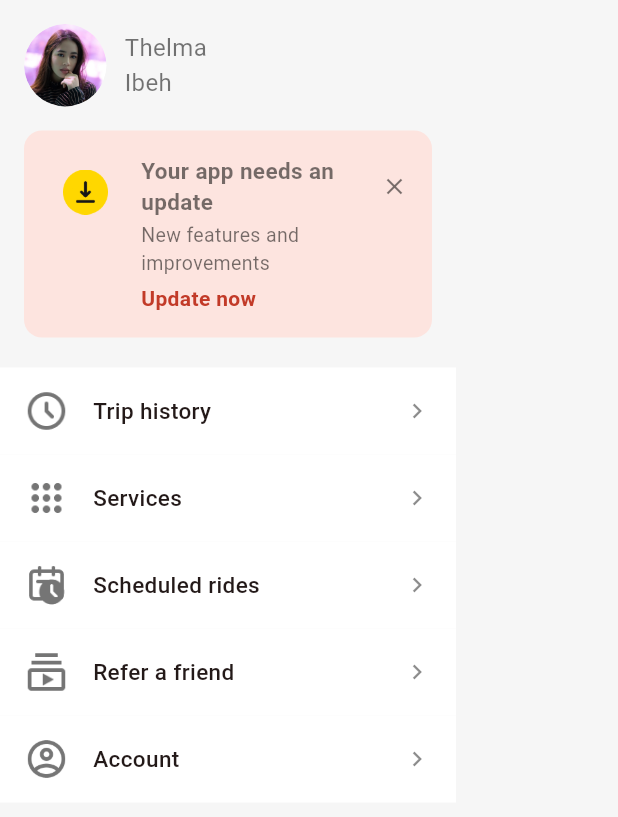
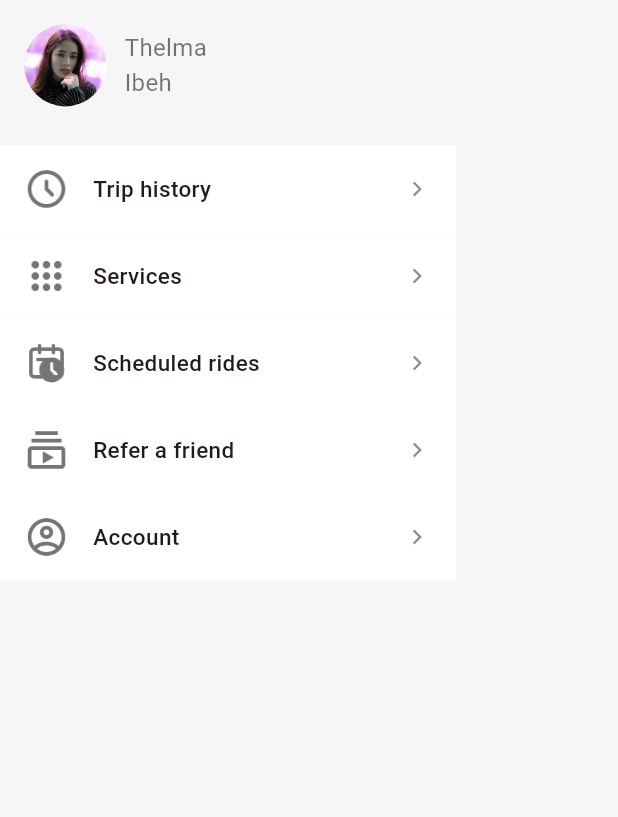
Before and after one commit to MariaD137/ravelgo, a Flutter app: the SideMenu widget shown alone on an empty page, opened directly, on a phone screen of 412 x 824 dp. Shown: the top 817 px of the screen. Run offline on Flutter 3.47's test engine with Material 3 defaults, Android fonts, the phone set to English and light mode, and no system bars; our stand-ins replace dotted_border, flutter_dotenv, geolocator, google_maps_flutter, image_picker.

Commit message:
Wire up dead onTap handlers in Account, Settings, and the live drawer
Companion commit to the previous one (which only captured the
SideMenu.dart deletion - a git add pathspec error silently dropped
these four files from that commit). Same change set described there:

- AppDrawer.dart (the drawer actually wired to Home.dart): "Trip
  history" now switches to the Rides tab, and the fake "Your app needs
  an update" banner (no version-check behind it, dismiss button
  accidentally closed the whole drawer) is removed.
- Account.dart: "Log out" clears the nav stack back to Login, "Delete
  account" opens the existing DeleteAccountScreen, and two new entries
  ("Login & Security", "Contact support") point at previously-unreachable
  complete screens.
- AppSettingsPage.dart: "Sound and voice" and "Language" tiles wired to
  SoundVoicesPage and LanguageSelectionScreen.
- LoginSecurityScreen.dart: added a "Change password" row linking to
  UpdatePassword.

flutter analyze: 0 errors (181 issues, all pre-existing style
infos/warnings).

```diff
--- a/user_app/lib/views/AppDrawer/AppDrawer.dart
+++ b/user_app/lib/views/AppDrawer/AppDrawer.dart
@@ -61,65 +61,6 @@ class SideMenu extends StatelessWidget {
 
             ),
 
-            SizedBox(height: 10),
-
-            // YELLOW UPDATE CARD
-            Padding(
-              padding: EdgeInsets.symmetric(horizontal: 16),
-              child: Container(
-                padding: EdgeInsets.all(16),
-                decoration: BoxDecoration(
-                  color: AppColors.primaryTint,
-                  borderRadius: BorderRadius.circular(12),
-                ),
-                child: Row(
-                  crossAxisAlignment: CrossAxisAlignment.start,
-                  children: [
-                    Container(
-                      padding: EdgeInsets.all(10),
-                      decoration: BoxDecoration(
-                        color: Colors.transparent,
-                        shape: BoxShape.circle,
-                      ),
-                      child: Image.asset("assets/update_download.png",height: 30,width: 30,),
-                    ),
-                    SizedBox(width: 12),
-                    Expanded(
-                      child: Column(
-                        crossAxisAlignment: CrossAxisAlignment.start,
-                        children: [
-                          Row(
-                            children: [
-                              Expanded(
-                                child: Text(
-                                  'Your app needs an update',
-                                  style: TextStyle(
-                                      fontWeight: FontWeight.w600, fontSize: 15,color: AppColors.textSecondary),
-                                ),
-                              ),
-                              GestureDetector(
-                                onTap: () => Navigator.pop(context),
-                                child: Icon(Icons.close, size: 18, color: Colors.black54),
-                              )
-                            ],
-                          ),
-                          SizedBox(height: 2),
-                          Text('New features and improvements',
-                              style: TextStyle(color: AppColors.textSecondary, fontSize: 13)),
-                          SizedBox(height: 4),
-                          Text('Update now',
-                              style: TextStyle(
-                                  color: AppColors.primaryDark,
-                                  fontWeight: FontWeight.w600,
-                                  fontSize: 14)),
-                        ],
-                      ),
-                    ),
-                  ],
-                ),
-              ),
-            ),
-
             SizedBox(height: 20),
 
             // MENU ITEMS
@@ -129,7 +70,10 @@ class SideMenu extends StatelessWidget {
                 child: ListView(
                   padding: EdgeInsets.only(top: 0),
                   children: [
-                    _menuItem(assetsImg: "assets/trip_history.png", label: "Trip history", onTap: () {}),
+                    _menuItem(assetsImg: "assets/trip_history.png", label: "Trip history", onTap: () {
+                      BottomNavigationView.globalKey.currentState?.changeTab(2);
+                      Navigator.pop(context);
+                    }),
                     _menuItem(assetsImg: "assets/service.png", label: "Services", onTap: () {
                       BottomNavigationView.globalKey.currentState?.changeTab(1);
                       Navigator.pop(context);
```
Also changed, not shown: user_app/lib/views/AccountView/Account.dart (+40 -0 lines), user_app/lib/views/AccountView/AppSettingsPage.dart (+16 -2 lines), user_app/lib/views/OtherViews/LoginSecurityScreen.dart (+15 -0 lines).
